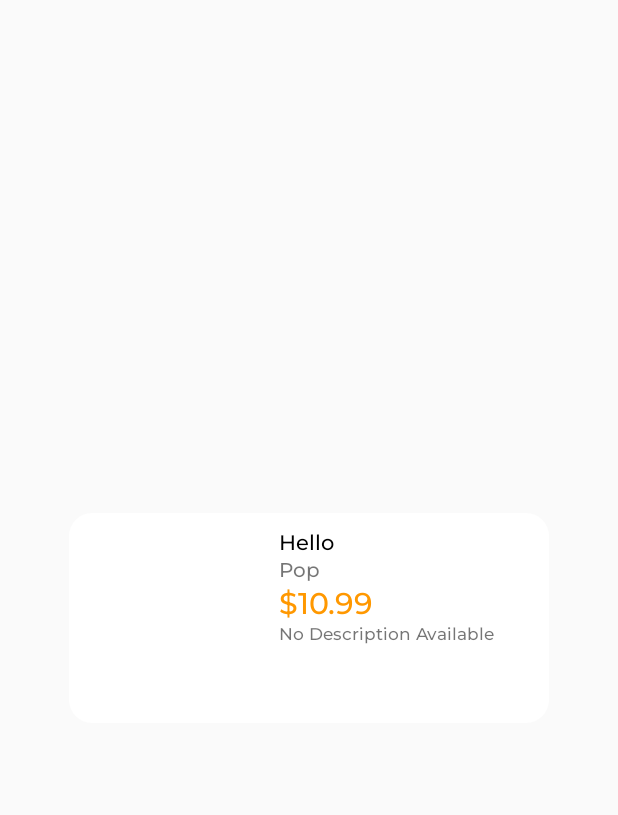
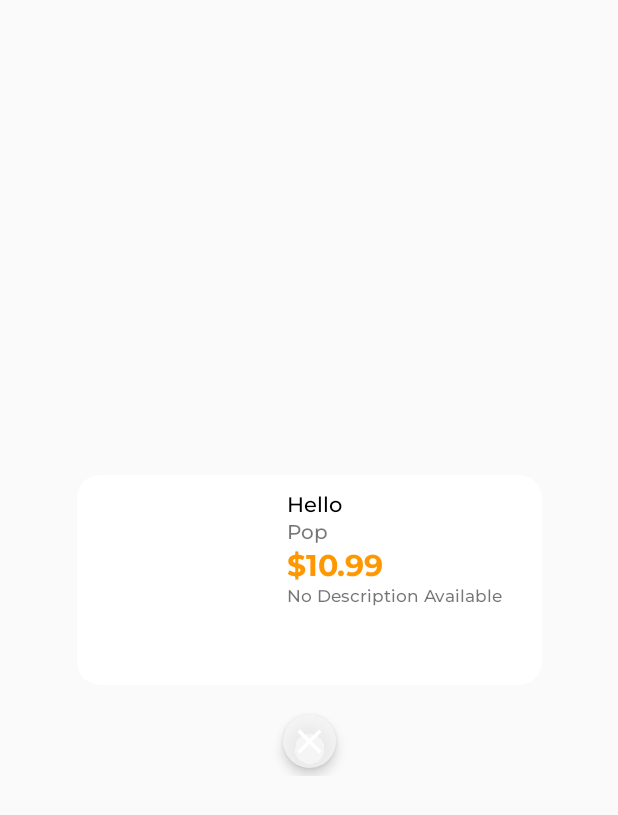
Before and after one commit to jisunski02/ITunesSearchAPI, an Android app: the layout dialog_viewdetails.xml on its own in the app's theme, with its tools: preview values and no code run, on a phone screen of 412 x 824 dp. Shown: the top 815 px of the screen. Run offline under Robolectric (Android 15) with nearby library versions, the phone set to English and light mode, and no system bars; network calls fail.

Commit message:
Update for ITunes Search API

```diff
--- a/app/src/main/res/drawable/background_button_viewdetail.xml
+++ b/app/src/main/res/drawable/background_button_viewdetail.xml
@@ -5,7 +5,7 @@
     <corners android:radius="30dp"/>
 
     <gradient
-        android:startColor="#FF213C"
-        android:endColor="#FF8705"
+        android:startColor="#FF9800"
+        android:endColor="#FFC107"
         android:type="linear" />
 </shape>
--- /dev/null
+++ b/app/src/main/res/drawable/ic_baseline_close_24.xml
@@ -0,0 +1,5 @@
+<vector android:height="24dp" android:tint="#FFFFFF"
+    android:viewportHeight="24" android:viewportWidth="24"
+    android:width="24dp" xmlns:android="http://schemas.android.com/apk/res/android">
+    <path android:fillColor="@android:color/white" android:pathData="M19,6.41L17.59,5 12,10.59 6.41,5 5,6.41 10.59,12 5,17.59 6.41,19 12,13.41 17.59,19 19,17.59 13.41,12z"/>
+</vector>
--- a/app/src/main/res/layout/activity_searched_term_by_artist_album.xml
+++ b/app/src/main/res/layout/activity_searched_term_by_artist_album.xml
@@ -6,7 +6,6 @@
     android:layout_height="match_parent"
     android:background="@color/white"
     tools:context=".SearchedTermByArtistAlbumActivity">
-
 
     <com.agrawalsuneet.dotsloader.loaders.LazyLoader
         android:id="@+id/lazyloader"
--- a/app/src/main/res/layout/dialog_viewdetails.xml
+++ b/app/src/main/res/layout/dialog_viewdetails.xml
@@ -7,16 +7,25 @@
     android:layout_width="match_parent"
     android:layout_height="match_parent">
 
-
     <LinearLayout
+        android:layout_width="330dp"
+        android:layout_height="wrap_content"
         android:orientation="vertical"
-        android:layout_width="320dp"
-        android:background="@drawable/background_dialog_viewdetails"
-        android:layout_height="wrap_content"
+        android:background="@android:color/transparent"
         app:layout_constraintStart_toStartOf="parent"
         app:layout_constraintEnd_toEndOf="parent"
         app:layout_constraintBottom_toBottomOf="parent"
         app:layout_constraintTop_toTopOf="parent">
+
+
+    <LinearLayout
+        android:layout_margin="10dp"
+        android:orientation="vertical"
+        android:layout_width="match_parent"
+        android:background="@drawable/background_dialog_viewdetails"
+        android:layout_height="wrap_content"
+
+        >
 
         <androidx.appcompat.widget.LinearLayoutCompat
             android:padding="10dp"
@@ -66,7 +75,7 @@
                     android:text="$10.99"
                     android:textSize="20sp"
                     android:textColor="@color/orange"
-                    android:fontFamily="@font/montserrat_medium"
+                    android:fontFamily="@font/montserrat_bold"
                     app:layout_constraintStart_toStartOf="@+id/textViewPrimaryGenreDetail"
                     app:layout_constraintTop_toBottomOf="@id/textViewPrimaryGenreDetail"/>
 
@@ -76,6 +85,8 @@
                     android:layout_height="wrap_content"
                     android:text="No Description Available"
                     android:textSize="11sp"
+                    android:maxLines="15"
+                    android:ellipsize="end"
                     android:fontFamily="@font/montserrat_medium"
                     android:layout_marginEnd="5dp"
                     app:layout_constraintEnd_toEndOf="parent"
@@ -87,10 +98,39 @@
         </androidx.appcompat.widget.LinearLayoutCompat>
 
 
+    </LinearLayout>
 
+        <androidx.cardview.widget.CardView
+            android:id="@+id/cardViewClose"
+            android:layout_width="35dp"
+            android:layout_height="35dp"
+            app:cardCornerRadius="50dp"
+            app:cardBackgroundColor="#CCF6F4F4"
+            app:cardElevation="5dp"
+            app:cardMaxElevation="5dp"
+            android:layout_gravity="center"
+            android:layout_marginTop="10dp"
+            android:layout_marginBottom="5dp">
 
+            <androidx.constraintlayout.widget.ConstraintLayout
+                android:layout_width="match_parent"
+                android:layout_height="match_parent">
+
+                <ImageView
+                    android:id="@+id/imageViewClose"
+                    android:layout_width="match_parent"
+                    android:layout_height="match_parent"
+                    android:src="@drawable/ic_baseline_close_24"
+                    android:padding="4dp"
+                    app:layout_constraintTop_toTopOf="parent"
+                    app:layout_constraintStart_toStartOf="parent"
+                    app:layout_constraintBottom_toBottomOf="parent"
+                    app:layout_constraintEnd_toEndOf="parent"/>
+
+            </androidx.constraintlayout.widget.ConstraintLayout>
+
+        </androidx.cardview.widget.CardView>
     </LinearLayout>
 
 
-
 </androidx.constraintlayout.widget.ConstraintLayout>
--- a/app/src/main/res/layout/itunes_layout.xml
+++ b/app/src/main/res/layout/itunes_layout.xml
@@ -88,7 +88,7 @@
                 android:text="$10.99"
                 android:textSize="18sp"
                 android:textColor="@color/orange"
-                android:fontFamily="@font/montserrat_medium"
+                android:fontFamily="@font/montserrat_bold"
                 app:layout_constraintStart_toStartOf="@+id/textViewPrimaryGenre"
                 app:layout_constraintTop_toBottomOf="@id/textViewPrimaryGenre"/>
 
```
Also changed, not shown: app/src/main/java/com/kumuph/ituneslist/Adapter/ITunesListAdapter.java (+16 -1 lines), app/src/main/java/com/kumuph/ituneslist/MainActivity.java (+30 -10 lines), app/src/main/res/layout/activity_main.xml (+15 -5 lines).
